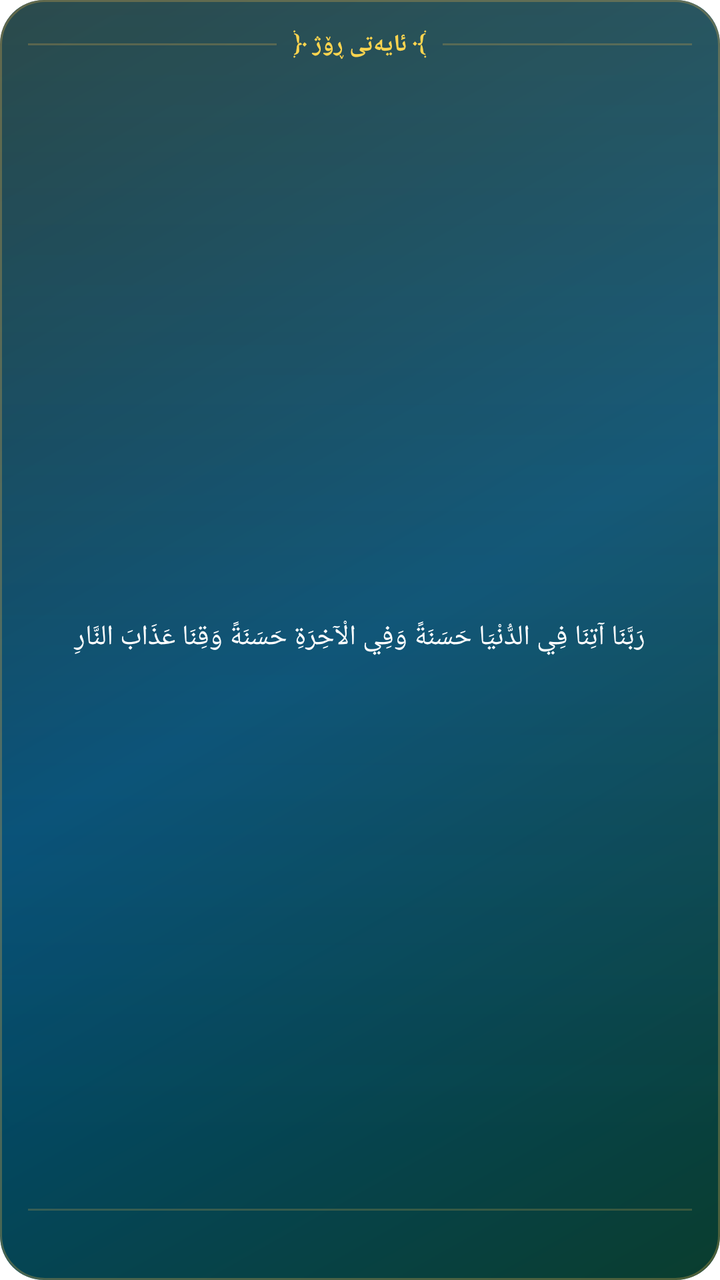
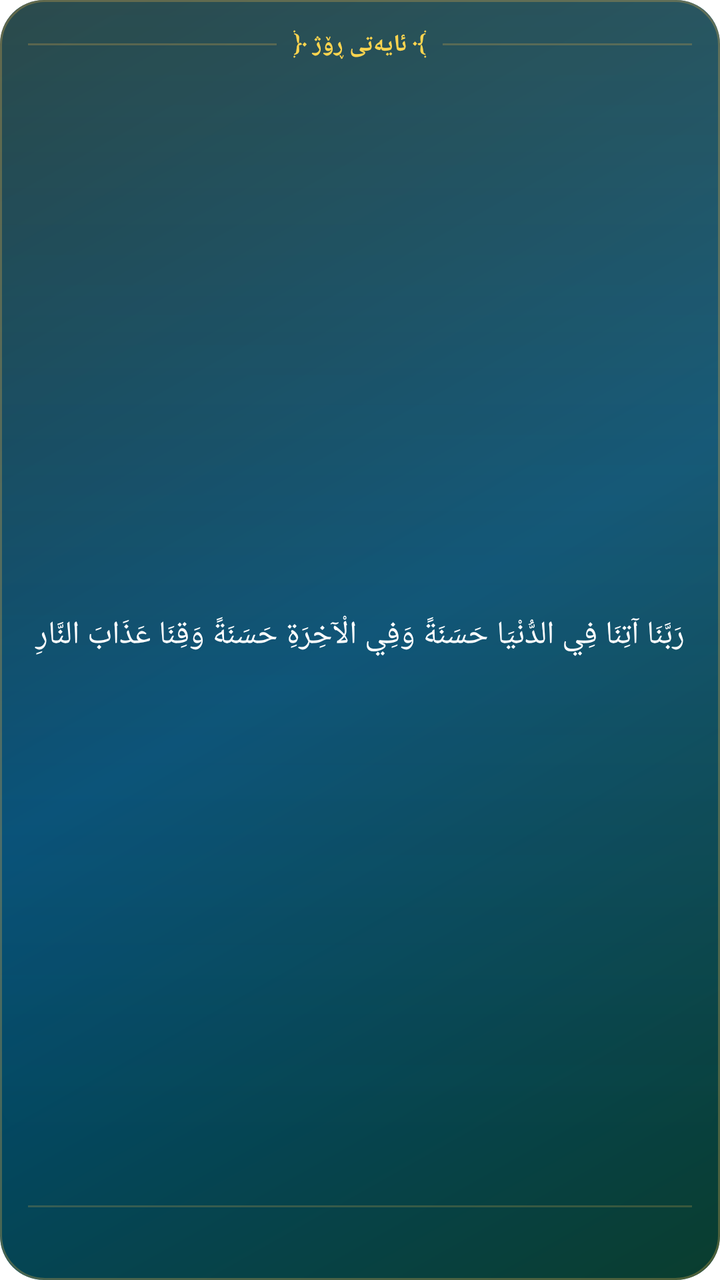

Before-and-after screenshots of an Android layout around one commit, followed by the original layout XML and the change that was made.
<!-- AndroidManifest.xml: fallback theme Theme.MaterialComponents.DayNight.NoActionBar -->
<!-- res/layout/widget_ayah.xml -->
<?xml version="1.0" encoding="utf-8"?>
<LinearLayout xmlns:android="http://schemas.android.com/apk/res/android"
    android:id="@+id/widget_ayah_root"
    android:layout_width="match_parent"
    android:layout_height="match_parent"
    android:orientation="vertical"
    android:padding="14dp"
    android:background="@drawable/widget_bg">

    
    <LinearLayout
        android:layout_width="match_parent"
        android:layout_height="wrap_content"
        android:orientation="horizontal"
        android:gravity="center_vertical">

        <View
            android:layout_width="0dp"
            android:layout_height="1dp"
            android:layout_weight="1"
            android:background="#4CC8A24B" />

        <TextView
            android:layout_width="wrap_content"
            android:layout_height="wrap_content"
            android:layout_marginStart="8dp"
            android:layout_marginEnd="8dp"
            android:text="﴾ ئایەتی ڕۆژ ﴿"
            android:textColor="#FFD54F"
            android:textSize="12sp"
            android:textStyle="bold" />

        <View
            android:layout_width="0dp"
            android:layout_height="1dp"
            android:layout_weight="1"
            android:background="#4CC8A24B" />
    </LinearLayout>

    <TextView
        android:id="@+id/widget_ayah_text"
        android:layout_width="match_parent"
        android:layout_height="0dp"
        android:layout_weight="1"
        android:layout_marginTop="10dp"
        android:layout_marginBottom="8dp"
        android:gravity="center"
        android:text="رَبَّنَا آتِنَا فِي الدُّنْيَا حَسَنَةً وَفِي الْآخِرَةِ حَسَنَةً وَقِنَا عَذَابَ النَّارِ"
        android:textColor="#FFFFFF"
        android:textSize="14sp"
        android:lineSpacingMultiplier="1.8" />

    
    <View
        android:layout_width="match_parent"
        android:layout_height="1dp"
        android:layout_marginBottom="6dp"
        android:background="#40C8A24B" />

    <TextView
        android:id="@+id/widget_ayah_ref"
        android:layout_width="match_parent"
        android:layout_height="wrap_content"
        android:gravity="center"
        android:textColor="#CCFFD54F"
        android:textSize="11sp"
        android:textStyle="bold" />
</LinearLayout>
<!-- resources referenced by this layout -->
<resources>
  <!-- drawable widget_bg (drawable) -->
  <?xml version="1.0" encoding="utf-8"?>
  <layer-list xmlns:android="http://schemas.android.com/apk/res/android">
      
      <item>
          <shape android:shape="rectangle">
              <gradient
                  android:angle="315"
                  android:startColor="#05324B"
                  android:centerColor="#004D7B"
                  android:endColor="#0A3D2E"
                  android:type="linear" />
              <corners android:radius="22dp" />
          </shape>
      </item>
      
      <item android:top="0dp" android:left="0dp" android:right="0dp" android:bottom="70dp">
          <shape android:shape="rectangle">
              <gradient
                  android:angle="270"
                  android:startColor="#26FFD54F"
                  android:endColor="#00FFD54F"
                  android:type="linear" />
              <corners android:radius="22dp" />
          </shape>
      </item>
      
      <item>
          <shape android:shape="rectangle">
              <stroke android:width="1dp" android:color="#59C8A24B" />
              <corners android:radius="22dp" />
              <solid android:color="#00000000" />
          </shape>
      </item>
  </layer-list>
</resources>

<!-- the commit's change to res/layout/widget_ayah.xml (unified diff, before → after) -->
@@ -47,7 +47,7 @@
         android:gravity="center"
         android:text="رَبَّنَا آتِنَا فِي الدُّنْيَا حَسَنَةً وَفِي الْآخِرَةِ حَسَنَةً وَقِنَا عَذَابَ النَّارِ"
         android:textColor="#FFFFFF"
-        android:textSize="14sp"
+        android:textSize="16sp"
         android:lineSpacingMultiplier="1.8" />
 
     
@@ -63,6 +63,6 @@
         android:layout_height="wrap_content"
         android:gravity="center"
         android:textColor="#CCFFD54F"
-        android:textSize="11sp"
+        android:textSize="12sp"
         android:textStyle="bold" />
 </LinearLayout>
